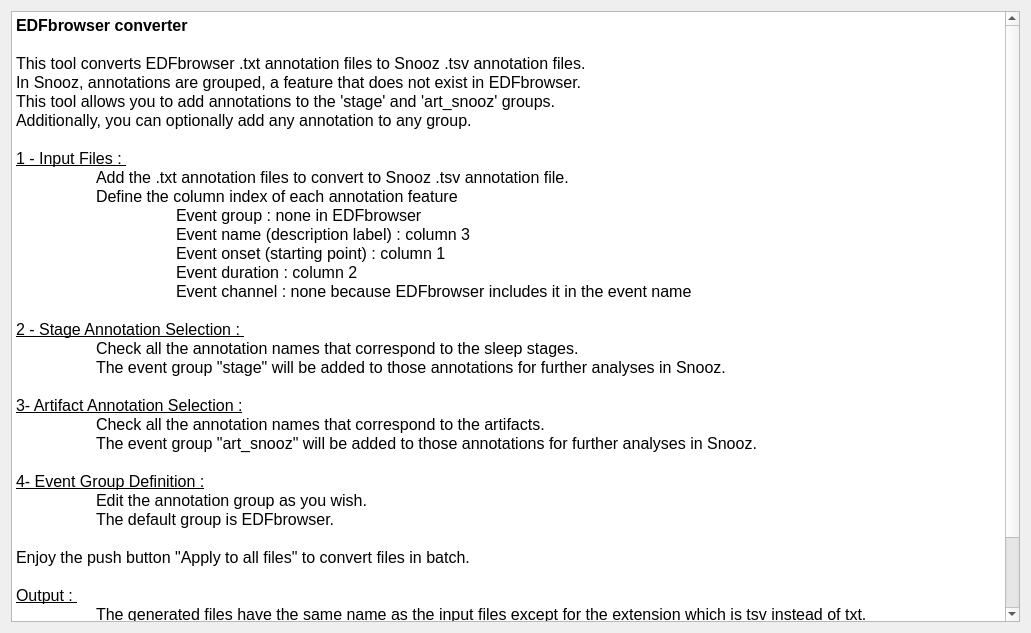
First picture: the form in tools/CEAMSTools/ConvertEDFbrowser/IntroStep/Ui_IntroStep.ui, repository SnoozToolbox/snooz-package-ceams, before the edit.
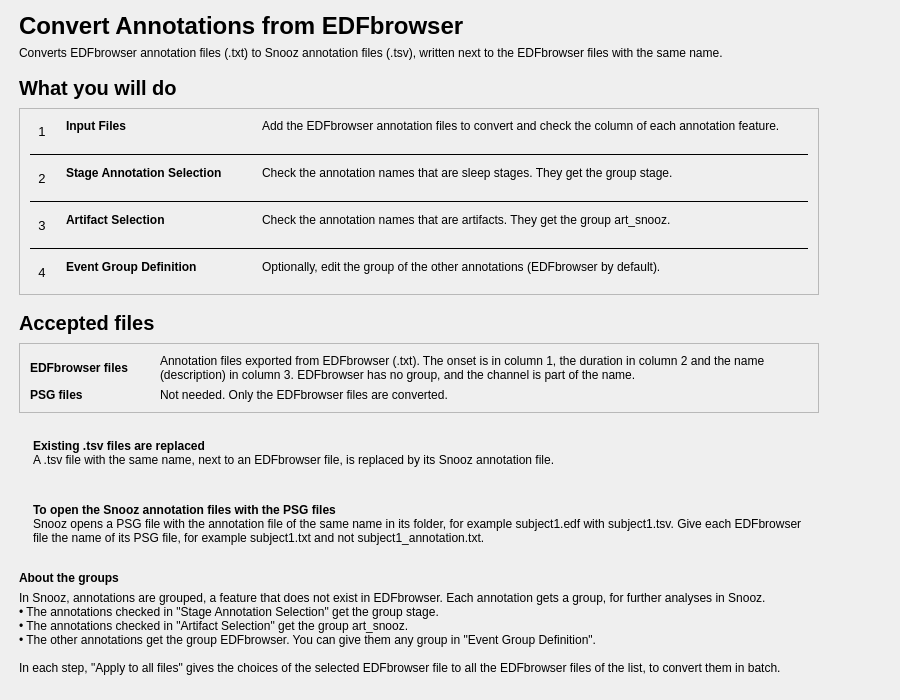
Second picture: the form after the edit.

Commit message: Convert Annotations from EDFbrowser: redesigned pages (tool 2.3.2)

Diff of the .ui file:
```diff
--- a/tools/CEAMSTools/ConvertEDFbrowser/IntroStep/Ui_IntroStep.ui
+++ b/tools/CEAMSTools/ConvertEDFbrowser/IntroStep/Ui_IntroStep.ui
@@ -6,65 +6,684 @@
    <rect>
     <x>0</x>
     <y>0</y>
-    <width>1031</width>
-    <height>633</height>
+    <width>900</width>
+    <height>700</height>
    </rect>
   </property>
   <property name="windowTitle">
    <string/>
   </property>
   <layout class="QVBoxLayout" name="verticalLayout">
-   <property name="spacing">
-    <number>25</number>
+   <property name="leftMargin">
+    <number>19</number>
    </property>
+   <property name="topMargin">
+    <number>12</number>
+   </property>
+   <property name="rightMargin">
+    <number>19</number>
+   </property>
+   <property name="bottomMargin">
+    <number>12</number>
+   </property>
    <item>
-    <widget class="QTextEdit" name="textEdit">
-     <property name="readOnly">
-      <bool>true</bool>
+    <layout class="QHBoxLayout" name="content_row" stretch="1,0">
+     <property name="leftMargin">
+      <number>0</number>
      </property>
-     <property name="html">
-      <string>&lt;!DOCTYPE HTML PUBLIC &quot;-//W3C//DTD HTML 4.0//EN&quot; &quot;http://www.w3.org/TR/REC-html40/strict.dtd&quot;&gt;
-&lt;html&gt;&lt;head&gt;&lt;meta name=&quot;qrichtext&quot; content=&quot;1&quot; /&gt;&lt;style type=&quot;text/css&quot;&gt;
-p, li { white-space: pre-wrap; }
-&lt;/style&gt;&lt;/head&gt;&lt;body style=&quot; font-size:12pt; font-weight:400; font-style:normal;&quot;&gt;
-&lt;p style=&quot; margin-top:0px; margin-bottom:0px; margin-left:0px; margin-right:0px; -qt-block-indent:0; text-indent:0px;&quot;&gt;&lt;span style=&quot; font-weight:600;&quot;&gt;EDFbrowser converter&lt;/span&gt;&lt;/p&gt;
-&lt;p style=&quot;-qt-paragraph-type:empty; margin-top:0px; margin-bottom:0px; margin-left:0px; margin-right:0px; -qt-block-indent:0; text-indent:0px;&quot;&gt;&lt;br /&gt;&lt;/p&gt;
-&lt;p style=&quot; margin-top:0px; margin-bottom:0px; margin-left:0px; margin-right:0px; -qt-block-indent:0; text-indent:0px;&quot;&gt;This tool converts EDFbrowser .txt annotation files to Snooz .tsv annotation files. &lt;/p&gt;
-&lt;p style=&quot; margin-top:0px; margin-bottom:0px; margin-left:0px; margin-right:0px; -qt-block-indent:0; text-indent:0px;&quot;&gt;In Snooz, annotations are grouped, a feature that does not exist in EDFbrowser. &lt;/p&gt;
-&lt;p style=&quot; margin-top:0px; margin-bottom:0px; margin-left:0px; margin-right:0px; -qt-block-indent:0; text-indent:0px;&quot;&gt;This tool allows you to add annotations to the 'stage' and 'art_snooz' groups.&lt;/p&gt;
-&lt;p style=&quot; margin-top:0px; margin-bottom:0px; margin-left:0px; margin-right:0px; -qt-block-indent:0; text-indent:0px;&quot;&gt;Additionally, you can optionally add any annotation to any group.&lt;/p&gt;
-&lt;p style=&quot;-qt-paragraph-type:empty; margin-top:0px; margin-bottom:0px; margin-left:0px; margin-right:0px; -qt-block-indent:0; text-indent:0px;&quot;&gt;&lt;br /&gt;&lt;/p&gt;
-&lt;p style=&quot; margin-top:0px; margin-bottom:0px; margin-left:0px; margin-right:0px; -qt-block-indent:0; text-indent:0px;&quot;&gt;&lt;span style=&quot; text-decoration: underline;&quot;&gt;1 - Input Files : &lt;/span&gt;&lt;/p&gt;
-&lt;p style=&quot; margin-top:0px; margin-bottom:0px; margin-left:0px; margin-right:0px; -qt-block-indent:0; text-indent:0px;&quot;&gt;	Add the .txt annotation files to convert to Snooz .tsv annotation file.&lt;/p&gt;
-&lt;p style=&quot; margin-top:0px; margin-bottom:0px; margin-left:0px; margin-right:0px; -qt-block-indent:0; text-indent:0px;&quot;&gt;	Define the column index of each annotation feature&lt;/p&gt;
-&lt;p style=&quot; margin-top:0px; margin-bottom:0px; margin-left:0px; margin-right:0px; -qt-block-indent:0; text-indent:0px;&quot;&gt;		Event group : none in EDFbrowser&lt;/p&gt;
-&lt;p style=&quot; margin-top:0px; margin-bottom:0px; margin-left:0px; margin-right:0px; -qt-block-indent:0; text-indent:0px;&quot;&gt;		Event name (description label) : column 3 &lt;/p&gt;
-&lt;p style=&quot; margin-top:0px; margin-bottom:0px; margin-left:0px; margin-right:0px; -qt-block-indent:0; text-indent:0px;&quot;&gt;		Event onset (starting point) : column 1&lt;/p&gt;
-&lt;p style=&quot; margin-top:0px; margin-bottom:0px; margin-left:0px; margin-right:0px; -qt-block-indent:0; text-indent:0px;&quot;&gt;		Event duration : column 2&lt;/p&gt;
-&lt;p style=&quot; margin-top:0px; margin-bottom:0px; margin-left:0px; margin-right:0px; -qt-block-indent:0; text-indent:0px;&quot;&gt;		Event channel : none because EDFbrowser includes it in the event name&lt;/p&gt;
-&lt;p style=&quot;-qt-paragraph-type:empty; margin-top:0px; margin-bottom:0px; margin-left:0px; margin-right:0px; -qt-block-indent:0; text-indent:0px;&quot;&gt;&lt;br /&gt;&lt;/p&gt;
-&lt;p style=&quot; margin-top:0px; margin-bottom:0px; margin-left:0px; margin-right:0px; -qt-block-indent:0; text-indent:0px;&quot;&gt;&lt;span style=&quot; text-decoration: underline;&quot;&gt;2 - Stage Annotation Selection : &lt;/span&gt;&lt;/p&gt;
-&lt;p style=&quot; margin-top:0px; margin-bottom:0px; margin-left:0px; margin-right:0px; -qt-block-indent:0; text-indent:0px;&quot;&gt;	Check all the annotation names that correspond to the sleep stages.&lt;/p&gt;
-&lt;p style=&quot; margin-top:0px; margin-bottom:0px; margin-left:0px; margin-right:0px; -qt-block-indent:0; text-indent:0px;&quot;&gt;	The event group &amp;quot;stage&amp;quot; will be added to those annotations for further analyses in Snooz.&lt;/p&gt;
-&lt;p style=&quot;-qt-paragraph-type:empty; margin-top:0px; margin-bottom:0px; margin-left:0px; margin-right:0px; -qt-block-indent:0; text-indent:0px;&quot;&gt;&lt;br /&gt;&lt;/p&gt;
-&lt;p style=&quot; margin-top:0px; margin-bottom:0px; margin-left:0px; margin-right:0px; -qt-block-indent:0; text-indent:0px;&quot;&gt;&lt;span style=&quot; text-decoration: underline;&quot;&gt;3- Artifact Annotation Selection :&lt;/span&gt;&lt;/p&gt;
-&lt;p style=&quot; margin-top:0px; margin-bottom:0px; margin-left:0px; margin-right:0px; -qt-block-indent:0; text-indent:0px;&quot;&gt;	Check all the annotation names that correspond to the artifacts.&lt;/p&gt;
-&lt;p style=&quot; margin-top:0px; margin-bottom:0px; margin-left:0px; margin-right:0px; -qt-block-indent:0; text-indent:0px;&quot;&gt;	The event group &amp;quot;art_snooz&amp;quot; will be added to those annotations for further analyses in Snooz.&lt;/p&gt;
-&lt;p style=&quot;-qt-paragraph-type:empty; margin-top:0px; margin-bottom:0px; margin-left:0px; margin-right:0px; -qt-block-indent:0; text-indent:0px;&quot;&gt;&lt;br /&gt;&lt;/p&gt;
-&lt;p style=&quot; margin-top:0px; margin-bottom:0px; margin-left:0px; margin-right:0px; -qt-block-indent:0; text-indent:0px;&quot;&gt;&lt;span style=&quot; text-decoration: underline;&quot;&gt;4- Event Group Definition :&lt;/span&gt;&lt;/p&gt;
-&lt;p style=&quot; margin-top:0px; margin-bottom:0px; margin-left:0px; margin-right:0px; -qt-block-indent:0; text-indent:0px;&quot;&gt;	Edit the annotation group as you wish.&lt;/p&gt;
-&lt;p style=&quot; margin-top:0px; margin-bottom:0px; margin-left:0px; margin-right:0px; -qt-block-indent:0; text-indent:0px;&quot;&gt;	The default group is EDFbrowser.&lt;/p&gt;
-&lt;p style=&quot;-qt-paragraph-type:empty; margin-top:0px; margin-bottom:0px; margin-left:0px; margin-right:0px; -qt-block-indent:0; text-indent:0px;&quot;&gt;&lt;br /&gt;&lt;/p&gt;
-&lt;p style=&quot; margin-top:0px; margin-bottom:0px; margin-left:0px; margin-right:0px; -qt-block-indent:0; text-indent:0px;&quot;&gt;Enjoy the push button &amp;quot;Apply to all files&amp;quot; to convert files in batch.&lt;/p&gt;
-&lt;p style=&quot;-qt-paragraph-type:empty; margin-top:0px; margin-bottom:0px; margin-left:0px; margin-right:0px; -qt-block-indent:0; text-indent:0px;&quot;&gt;&lt;br /&gt;&lt;/p&gt;
-&lt;p style=&quot; margin-top:0px; margin-bottom:0px; margin-left:0px; margin-right:0px; -qt-block-indent:0; text-indent:0px;&quot;&gt;&lt;span style=&quot; text-decoration: underline;&quot;&gt;Output : &lt;/span&gt;&lt;/p&gt;
-&lt;p style=&quot; margin-top:0px; margin-bottom:0px; margin-left:0px; margin-right:0px; -qt-block-indent:0; text-indent:0px;&quot;&gt;	The generated files have the same name as the input files except for the extension which is tsv instead of txt.&lt;/p&gt;
-&lt;p style=&quot; margin-top:0px; margin-bottom:0px; margin-left:0px; margin-right:0px; -qt-block-indent:0; text-indent:0px;&quot;&gt;	To use the generated annotation files in Snooz, the PSG files must have the same name as the annotation files.&lt;/p&gt;
-&lt;p style=&quot; margin-top:0px; margin-bottom:0px; margin-left:0px; margin-right:0px; -qt-block-indent:0; text-indent:0px;&quot;&gt;	i.e. subject1.edf and subject1.tsv &lt;span style=&quot; font-weight:600;&quot;&gt;is valid &lt;/span&gt;and subject1.edf and subject1_annotation.tsv &lt;span style=&quot; font-weight:600;&quot;&gt;is not valid&lt;/span&gt;. &lt;/p&gt;
-&lt;p style=&quot;-qt-paragraph-type:empty; margin-top:0px; margin-bottom:0px; margin-left:0px; margin-right:0px; -qt-block-indent:0; text-indent:0px;&quot;&gt;&lt;br /&gt;&lt;/p&gt;
-&lt;p style=&quot;-qt-paragraph-type:empty; margin-top:0px; margin-bottom:0px; margin-left:0px; margin-right:0px; -qt-block-indent:0; text-indent:0px;&quot;&gt;&lt;br /&gt;&lt;/p&gt;&lt;/body&gt;&lt;/html&gt;</string>
+     <property name="topMargin">
+      <number>0</number>
      </property>
-    </widget>
+     <property name="rightMargin">
+      <number>0</number>
+     </property>
+     <property name="bottomMargin">
+      <number>0</number>
+     </property>
+     <item>
+      <widget class="QWidget" name="content_widget" native="true">
+       <property name="maximumSize">
+        <size>
+         <width>800</width>
+         <height>16777215</height>
+        </size>
+       </property>
+       <layout class="QVBoxLayout" name="content_layout">
+        <property name="spacing">
+         <number>16</number>
+        </property>
+        <property name="leftMargin">
+         <number>0</number>
+        </property>
+        <property name="topMargin">
+         <number>0</number>
+        </property>
+        <property name="rightMargin">
+         <number>0</number>
+        </property>
+        <property name="bottomMargin">
+         <number>0</number>
+        </property>
+        <item>
+         <layout class="QVBoxLayout" name="header_layout">
+          <property name="spacing">
+           <number>6</number>
+          </property>
+          <item>
+           <widget class="QLabel" name="title_label">
+            <property name="font">
+             <font>
+              <pointsize>18</pointsize>
+              <bold>true</bold>
+             </font>
+            </property>
+            <property name="text">
+             <string>Convert Annotations from EDFbrowser</string>
+            </property>
+           </widget>
+          </item>
+          <item>
+           <widget class="QLabel" name="subtitle_label">
+            <property name="text">
+             <string>Converts EDFbrowser annotation files (.txt) to Snooz annotation files (.tsv), written next to the EDFbrowser files with the same name.</string>
+            </property>
+            <property name="wordWrap">
+             <bool>true</bool>
+            </property>
+            <property name="variant" stdset="0">
+             <string notr="true">help</string>
+            </property>
+           </widget>
+          </item>
+         </layout>
+        </item>
+        <item>
+         <layout class="QVBoxLayout" name="steps_section_layout">
+          <property name="spacing">
+           <number>8</number>
+          </property>
+          <item>
+           <widget class="QLabel" name="steps_title_label">
+            <property name="font">
+             <font>
+              <pointsize>15</pointsize>
+              <bold>true</bold>
+             </font>
+            </property>
+            <property name="text">
+             <string>What you will do</string>
+            </property>
+           </widget>
+          </item>
+          <item>
+           <widget class="QFrame" name="steps_card">
+            <property name="frameShape">
+             <enum>QFrame::Shape::StyledPanel</enum>
+            </property>
+            <property name="frameShadow">
+             <enum>QFrame::Shadow::Raised</enum>
+            </property>
+            <layout class="QVBoxLayout" name="steps_card_layout">
+             <property name="spacing">
+              <number>10</number>
+             </property>
+             <property name="leftMargin">
+              <number>10</number>
+             </property>
+             <property name="topMargin">
+              <number>10</number>
+             </property>
+             <property name="rightMargin">
+              <number>10</number>
+             </property>
+             <property name="bottomMargin">
+              <number>10</number>
+             </property>
+             <item>
+              <layout class="QGridLayout" name="steps_grid" columnstretch="0,0,0,1">
+               <property name="horizontalSpacing">
+                <number>12</number>
+               </property>
+               <property name="verticalSpacing">
+                <number>10</number>
+               </property>
+               <item row="0" column="0" alignment="Qt::AlignmentFlag::AlignTop">
+                <widget class="QLabel" name="step_1_number_label">
+                 <property name="font">
+                  <font>
+                   <pointsize>10</pointsize>
+                  </font>
+                 </property>
+                 <property name="text">
+                  <string>1</string>
+                 </property>
+                 <property name="variant" stdset="0">
+                  <string notr="true">step_number</string>
+                 </property>
+                 <property name="minimumSize">
+                  <size>
+                   <width>24</width>
+                   <height>24</height>
+                  </size>
+                 </property>
+                 <property name="maximumSize">
+                  <size>
+                   <width>24</width>
+                   <height>24</height>
+                  </size>
+                 </property>
+                 <property name="alignment">
+                  <set>Qt::AlignmentFlag::AlignCenter</set>
+                 </property>
+                </widget>
+               </item>
+               <item row="0" column="1">
+                <widget class="QLabel" name="step_1_name_label">
+                 <property name="font">
+                  <font>
+                   <bold>true</bold>
+                  </font>
+                 </property>
+                 <property name="text">
+                  <string>Input Files</string>
+                 </property>
+                 <property name="alignment">
+                  <set>Qt::AlignmentFlag::AlignLeading|Qt::AlignmentFlag::AlignLeft|Qt::AlignmentFlag::AlignTop</set>
+                 </property>
+                </widget>
+               </item>
+               <item row="0" column="2">
+                <spacer name="steps_gap">
+                 <property name="orientation">
+                  <enum>Qt::Orientation::Horizontal</enum>
+                 </property>
+                 <property name="sizeType">
+                  <enum>QSizePolicy::Policy::Fixed</enum>
+                 </property>
+                 <property name="sizeHint" stdset="0">
+                  <size>
+                   <width>16</width>
+                   <height>20</height>
+                  </size>
+                 </property>
+                </spacer>
+               </item>
+               <item row="0" column="3">
+                <widget class="QLabel" name="step_1_label">
+                 <property name="text">
+                  <string>Add the EDFbrowser annotation files to convert and check the column of each annotation feature.</string>
+                 </property>
+                 <property name="wordWrap">
+                  <bool>true</bool>
+                 </property>
+                 <property name="variant" stdset="0">
+                  <string notr="true">help</string>
+                 </property>
+                 <property name="alignment">
+                  <set>Qt::AlignmentFlag::AlignLeading|Qt::AlignmentFlag::AlignLeft|Qt::AlignmentFlag::AlignTop</set>
+                 </property>
+                </widget>
+               </item>
+               <item row="1" column="0" rowspan="1" colspan="4">
+                <widget class="QFrame" name="step_line_2">
+                 <property name="frameShape">
+                  <enum>QFrame::Shape::HLine</enum>
+                 </property>
+                 <property name="frameShadow">
+                  <enum>QFrame::Shadow::Plain</enum>
+                 </property>
+                </widget>
+               </item>
+               <item row="2" column="0" alignment="Qt::AlignmentFlag::AlignTop">
+                <widget class="QLabel" name="step_2_number_label">
+                 <property name="font">
+                  <font>
+                   <pointsize>10</pointsize>
+                  </font>
+                 </property>
+                 <property name="text">
+                  <string>2</string>
+                 </property>
+                 <property name="variant" stdset="0">
+                  <string notr="true">step_number</string>
+                 </property>
+                 <property name="minimumSize">
+                  <size>
+                   <width>24</width>
+                   <height>24</height>
+                  </size>
+                 </property>
+                 <property name="maximumSize">
+                  <size>
+                   <width>24</width>
+                   <height>24</height>
+                  </size>
+                 </property>
+                 <property name="alignment">
+                  <set>Qt::AlignmentFlag::AlignCenter</set>
+                 </property>
+                </widget>
+               </item>
+               <item row="2" column="1">
+                <widget class="QLabel" name="step_2_name_label">
+                 <property name="font">
+                  <font>
+                   <bold>true</bold>
+                  </font>
+                 </property>
+                 <property name="text">
+                  <string>Stage Annotation Selection</string>
+                 </property>
+                 <property name="alignment">
+                  <set>Qt::AlignmentFlag::AlignLeading|Qt::AlignmentFlag::AlignLeft|Qt::AlignmentFlag::AlignTop</set>
+                 </property>
+                </widget>
+               </item>
+               <item row="2" column="3">
+                <widget class="QLabel" name="step_2_label">
+                 <property name="text">
+                  <string>Check the annotation names that are sleep stages. They get the group stage.</string>
+                 </property>
+                 <property name="wordWrap">
+                  <bool>true</bool>
+                 </property>
+                 <property name="variant" stdset="0">
+                  <string notr="true">help</string>
+                 </property>
+                 <property name="alignment">
+                  <set>Qt::AlignmentFlag::AlignLeading|Qt::AlignmentFlag::AlignLeft|Qt::AlignmentFlag::AlignTop</set>
+                 </property>
+                </widget>
+               </item>
+               <item row="3" column="0" rowspan="1" colspan="4">
+                <widget class="QFrame" name="step_line_3">
+                 <property name="frameShape">
+                  <enum>QFrame::Shape::HLine</enum>
+                 </property>
+                 <property name="frameShadow">
+                  <enum>QFrame::Shadow::Plain</enum>
+                 </property>
+                </widget>
+               </item>
+               <item row="4" column="0" alignment="Qt::AlignmentFlag::AlignTop">
+                <widget class="QLabel" name="step_3_number_label">
+                 <property name="font">
+                  <font>
+                   <pointsize>10</pointsize>
+                  </font>
+                 </property>
+                 <property name="text">
+                  <string>3</string>
+                 </property>
+                 <property name="variant" stdset="0">
+                  <string notr="true">step_number</string>
+                 </property>
+                 <property name="minimumSize">
+                  <size>
+                   <width>24</width>
+                   <height>24</height>
+                  </size>
+                 </property>
+                 <property name="maximumSize">
+                  <size>
+                   <width>24</width>
+                   <height>24</height>
+                  </size>
+                 </property>
+                 <property name="alignment">
+                  <set>Qt::AlignmentFlag::AlignCenter</set>
+                 </property>
+                </widget>
+               </item>
+               <item row="4" column="1">
+                <widget class="QLabel" name="step_3_name_label">
+                 <property name="font">
+                  <font>
+                   <bold>true</bold>
+                  </font>
+                 </property>
+                 <property name="text">
+                  <string>Artifact Selection</string>
+                 </property>
+                 <property name="alignment">
+                  <set>Qt::AlignmentFlag::AlignLeading|Qt::AlignmentFlag::AlignLeft|Qt::AlignmentFlag::AlignTop</set>
+                 </property>
+                </widget>
+               </item>
+               <item row="4" column="3">
+                <widget class="QLabel" name="step_3_label">
+                 <property name="text">
+                  <string>Check the annotation names that are artifacts. They get the group art_snooz.</string>
+                 </property>
+                 <property name="wordWrap">
+                  <bool>true</bool>
+                 </property>
+                 <property name="variant" stdset="0">
+                  <string notr="true">help</string>
+                 </property>
+                 <property name="alignment">
+                  <set>Qt::AlignmentFlag::AlignLeading|Qt::AlignmentFlag::AlignLeft|Qt::AlignmentFlag::AlignTop</set>
+                 </property>
+                </widget>
+               </item>
+               <item row="5" column="0" rowspan="1" colspan="4">
+                <widget class="QFrame" name="step_line_4">
+                 <property name="frameShape">
+                  <enum>QFrame::Shape::HLine</enum>
+                 </property>
+                 <property name="frameShadow">
+                  <enum>QFrame::Shadow::Plain</enum>
+                 </property>
+                </widget>
+               </item>
+               <item row="6" column="0" alignment="Qt::AlignmentFlag::AlignTop">
+                <widget class="QLabel" name="step_4_number_label">
+                 <property name="font">
+                  <font>
+                   <pointsize>10</pointsize>
+                  </font>
+                 </property>
+                 <property name="text">
+                  <string>4</string>
+                 </property>
+                 <property name="variant" stdset="0">
+                  <string notr="true">step_number</string>
+                 </property>
+                 <property name="minimumSize">
+                  <size>
+                   <width>24</width>
+                   <height>24</height>
+                  </size>
+                 </property>
+                 <property name="maximumSize">
+                  <size>
+                   <width>24</width>
+                   <height>24</height>
+                  </size>
+                 </property>
+                 <property name="alignment">
+                  <set>Qt::AlignmentFlag::AlignCenter</set>
+                 </property>
+                </widget>
+               </item>
+               <item row="6" column="1">
+                <widget class="QLabel" name="step_4_name_label">
+                 <property name="font">
+                  <font>
+                   <bold>true</bold>
+                  </font>
+                 </property>
+                 <property name="text">
+                  <string>Event Group Definition</string>
+                 </property>
+                 <property name="alignment">
+                  <set>Qt::AlignmentFlag::AlignLeading|Qt::AlignmentFlag::AlignLeft|Qt::AlignmentFlag::AlignTop</set>
+                 </property>
+                </widget>
+               </item>
+               <item row="6" column="3">
+                <widget class="QLabel" name="step_4_label">
+                 <property name="text">
+                  <string>Optionally, edit the group of the other annotations (EDFbrowser by default).</string>
+                 </property>
+                 <property name="wordWrap">
+                  <bool>true</bool>
+                 </property>
+                 <property name="variant" stdset="0">
+                  <string notr="true">help</string>
+                 </property>
+                 <property name="alignment">
+                  <set>Qt::AlignmentFlag::AlignLeading|Qt::AlignmentFlag::AlignLeft|Qt::AlignmentFlag::AlignTop</set>
+                 </property>
+                </widget>
+               </item>
+              </layout>
+             </item>
+            </layout>
+           </widget>
+          </item>
+         </layout>
+        </item>
+        <item>
+         <layout class="QVBoxLayout" name="files_section_layout">
+          <property name="spacing">
+           <number>8</number>
+          </property>
+          <item>
+           <widget class="QLabel" name="files_title_label">
+            <property name="font">
+             <font>
+              <pointsize>15</pointsize>
+              <bold>true</bold>
+             </font>
+            </property>
+            <property name="text">
+             <string>Accepted files</string>
+            </property>
+           </widget>
+          </item>
+          <item>
+           <widget class="QFrame" name="files_card">
+            <property name="frameShape">
+             <enum>QFrame::Shape::StyledPanel</enum>
+            </property>
+            <property name="frameShadow">
+             <enum>QFrame::Shadow::Raised</enum>
+            </property>
+            <layout class="QVBoxLayout" name="files_card_layout">
+             <property name="spacing">
+              <number>10</number>
+             </property>
+             <property name="leftMargin">
+              <number>10</number>
+             </property>
+             <property name="topMargin">
+              <number>10</number>
+             </property>
+             <property name="rightMargin">
+              <number>10</number>
+             </property>
+             <property name="bottomMargin">
+              <number>10</number>
+             </property>
+             <item>
+              <layout class="QGridLayout" name="files_grid" columnstretch="0,1">
+               <property name="horizontalSpacing">
+                <number>32</number>
+               </property>
+               <property name="verticalSpacing">
+                <number>6</number>
+               </property>
+               <item row="0" column="0">
+                <widget class="QLabel" name="file_1_name_label">
+                 <property name="font">
+                  <font>
+                   <bold>true</bold>
+                  </font>
+                 </property>
+                 <property name="text">
+                  <string>EDFbrowser files</string>
+                 </property>
+                </widget>
+               </item>
+               <item row="0" column="1">
+                <widget class="QLabel" name="file_1_label">
+                 <property name="text">
+                  <string>Annotation files exported from EDFbrowser (.txt). The onset is in column 1, the duration in column 2 and the name (description) in column 3. EDFbrowser has no group, and the channel is part of the name.</string>
+                 </property>
+                 <property name="wordWrap">
+                  <bool>true</bool>
+                 </property>
+                </widget>
+               </item>
+               <item row="1" column="0">
+                <widget class="QLabel" name="file_2_name_label">
+                 <property name="font">
+                  <font>
+                   <bold>true</bold>
+                  </font>
+                 </property>
+                 <property name="text">
+                  <string>PSG files</string>
+                 </property>
+                </widget>
+               </item>
+               <item row="1" column="1">
+                <widget class="QLabel" name="file_2_label">
+                 <property name="text">
+                  <string>Not needed. Only the EDFbrowser files are converted.</string>
+                 </property>
+                 <property name="wordWrap">
+                  <bool>true</bool>
+                 </property>
+                </widget>
+               </item>
+              </layout>
+             </item>
+            </layout>
+           </widget>
+          </item>
+         </layout>
+        </item>
+        <item>
+         <widget class="QFrame" name="replace_warning">
+          <property name="frameShape">
+           <enum>QFrame::Shape::NoFrame</enum>
+          </property>
+          <property name="variant" stdset="0">
+           <string notr="true">warning</string>
+          </property>
+          <layout class="QHBoxLayout" name="replace_warning_layout">
+           <property name="leftMargin">
+            <number>14</number>
+           </property>
+           <property name="topMargin">
+            <number>10</number>
+           </property>
+           <property name="rightMargin">
+            <number>14</number>
+           </property>
+           <property name="bottomMargin">
+            <number>10</number>
+           </property>
+           <item>
+            <widget class="QLabel" name="replace_warning_label">
+             <property name="text">
+              <string>&lt;b&gt;Existing .tsv files are replaced&lt;/b&gt;&lt;br/&gt;A .tsv file with the same name, next to an EDFbrowser file, is replaced by its Snooz annotation file.</string>
+             </property>
+             <property name="textFormat">
+              <enum>Qt::TextFormat::RichText</enum>
+             </property>
+             <property name="wordWrap">
+              <bool>true</bool>
+             </property>
+            </widget>
+           </item>
+          </layout>
+         </widget>
+        </item>
+        <item>
+         <widget class="QFrame" name="filename_info">
+          <property name="frameShape">
+           <enum>QFrame::Shape::NoFrame</enum>
+          </property>
+          <property name="variant" stdset="0">
+           <string notr="true">info</string>
+          </property>
+          <layout class="QHBoxLayout" name="filename_info_layout">
+           <property name="leftMargin">
+            <number>14</number>
+           </property>
+           <property name="topMargin">
+            <number>10</number>
+           </property>
+           <property name="rightMargin">
+            <number>14</number>
+           </property>
+           <property name="bottomMargin">
+            <number>10</number>
+           </property>
+           <item>
+            <widget class="QLabel" name="filename_info_label">
+             <property name="text">
+              <string>&lt;b&gt;To open the Snooz annotation files with the PSG files&lt;/b&gt;&lt;br/&gt;Snooz opens a PSG file with the annotation file of the same name in its folder, for example subject1.edf with subject1.tsv. Give each EDFbrowser file the name of its PSG file, for example subject1.txt and not subject1_annotation.txt.</string>
+             </property>
+             <property name="textFormat">
+              <enum>Qt::TextFormat::RichText</enum>
+             </property>
+             <property name="wordWrap">
+              <bool>true</bool>
+             </property>
+            </widget>
+           </item>
+          </layout>
+         </widget>
+        </item>
+        <item>
+         <layout class="QVBoxLayout" name="about_groups_layout">
+          <property name="spacing">
+           <number>6</number>
+          </property>
+          <item>
+           <widget class="QLabel" name="about_groups_title_label">
+            <property name="font">
+             <font>
+              <bold>true</bold>
+             </font>
+            </property>
+            <property name="text">
+             <string>About the groups</string>
+            </property>
+           </widget>
+          </item>
+          <item>
+           <widget class="QLabel" name="about_groups_label">
+            <property name="text">
+             <string>In Snooz, annotations are grouped, a feature that does not exist in EDFbrowser. Each annotation gets a group, for further analyses in Snooz.&lt;br/&gt;• The annotations checked in "Stage Annotation Selection" get the group stage.&lt;br/&gt;• The annotations checked in "Artifact Selection" get the group art_snooz.&lt;br/&gt;• The other annotations get the group EDFbrowser. You can give them any group in "Event Group Definition".&lt;br/&gt;&lt;br/&gt;In each step, "Apply to all files" gives the choices of the selected EDFbrowser file to all the EDFbrowser files of the list, to convert them in batch.</string>
+            </property>
+            <property name="textFormat">
+             <enum>Qt::TextFormat::RichText</enum>
+            </property>
+            <property name="wordWrap">
+             <bool>true</bool>
+            </property>
+            <property name="variant" stdset="0">
+             <string notr="true">help</string>
+            </property>
+           </widget>
+          </item>
+         </layout>
+        </item>
+       </layout>
+      </widget>
+     </item>
+     <item>
+      <spacer name="content_spacer">
+       <property name="orientation">
+        <enum>Qt::Orientation::Horizontal</enum>
+       </property>
+       <property name="sizeHint" stdset="0">
+        <size>
+         <width>40</width>
+         <height>20</height>
+        </size>
+       </property>
+      </spacer>
+     </item>
+    </layout>
+   </item>
+   <item>
+    <spacer name="verticalSpacer">
+     <property name="orientation">
+      <enum>Qt::Orientation::Vertical</enum>
+     </property>
+     <property name="sizeHint" stdset="0">
+      <size>
+       <width>40</width>
+       <height>20</height>
+      </size>
+     </property>
+    </spacer>
    </item>
   </layout>
  </widget>
```
Left out of the diff: 6 changed lines with no effect on the pictures. The commit also changes 14 other files.
